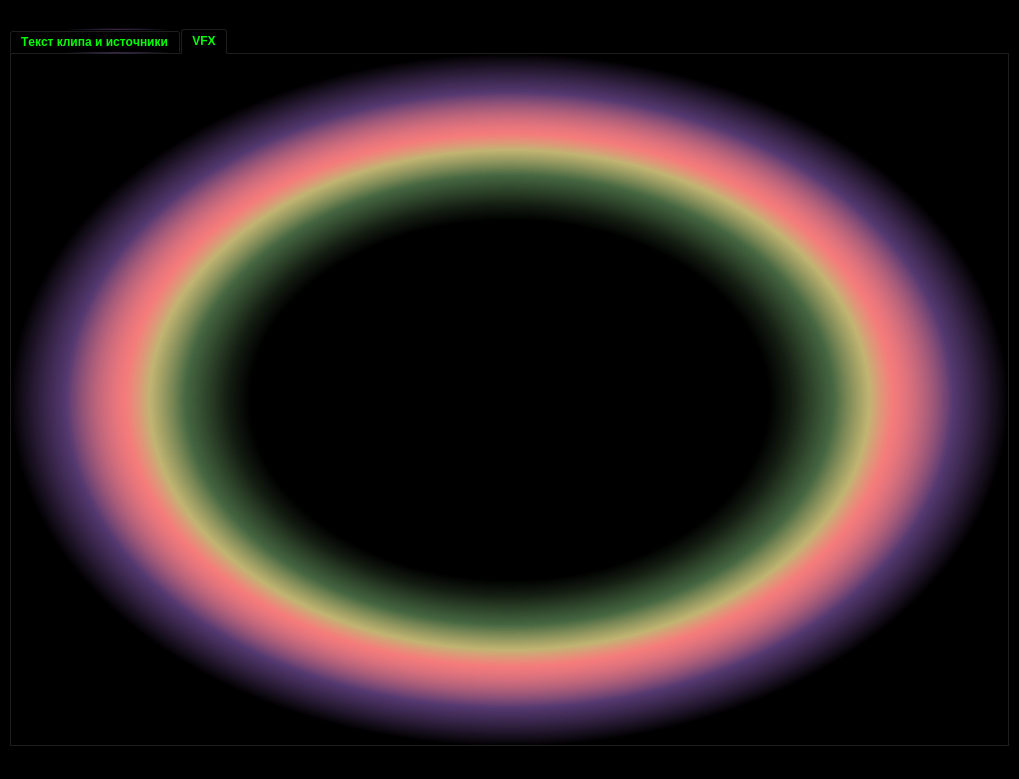
First picture: the form in VideoCube/VideoCubeCV/mainwindow.ui, repository Kvazikot/VideoProjects, before the edit.
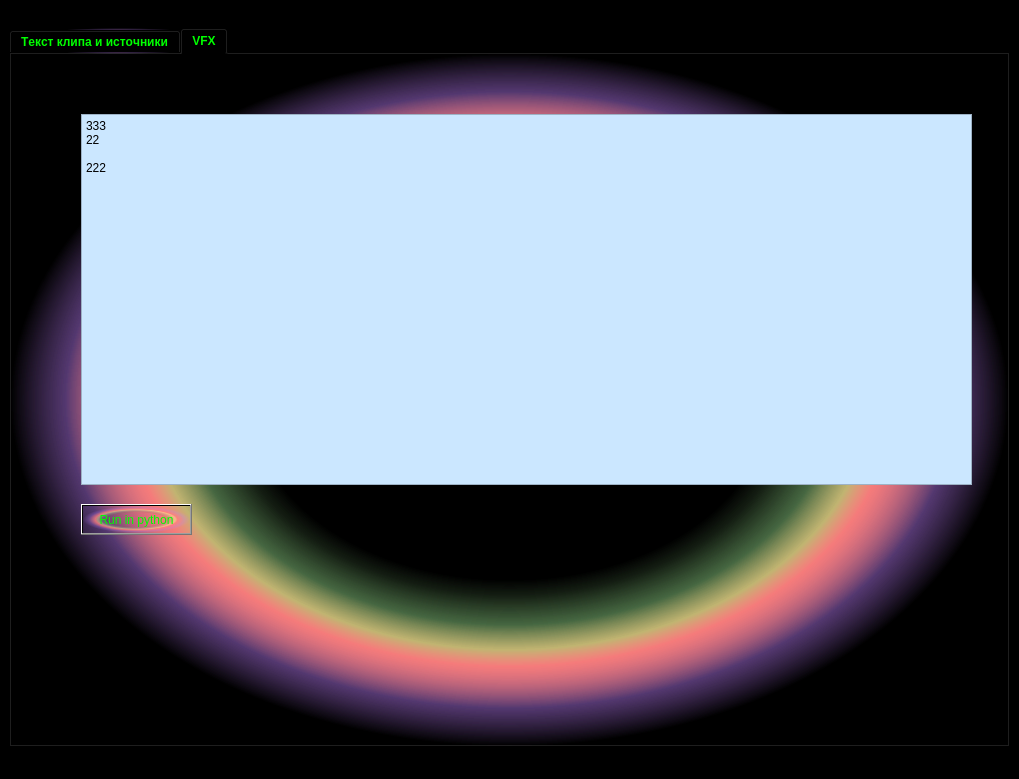
Second picture: the form after the edit. The open tabs and pages were chosen to show the change.

```diff
--- a/VideoCube/VideoCubeCV/mainwindow.ui
+++ b/VideoCube/VideoCubeCV/mainwindow.ui
@@ -1702,6 +1702,39 @@
        <attribute name="title">
         <string>VFX</string>
        </attribute>
+       <widget class="QPlainTextEdit" name="console">
+        <property name="geometry">
+         <rect>
+          <x>70</x>
+          <y>60</y>
+          <width>891</width>
+          <height>371</height>
+         </rect>
+        </property>
+        <property name="styleSheet">
+         <string notr="true">background-color: rgb(203, 231, 255);
+color: rgb(0, 0, 0);</string>
+        </property>
+        <property name="plainText">
+         <string>333
+22
+
+222</string>
+        </property>
+       </widget>
+       <widget class="QPushButton" name="runPyButton">
+        <property name="geometry">
+         <rect>
+          <x>70</x>
+          <y>450</y>
+          <width>111</width>
+          <height>31</height>
+         </rect>
+        </property>
+        <property name="text">
+         <string>Run in python</string>
+        </property>
+       </widget>
       </widget>
      </widget>
     </item>
```
Left out of the diff: 2 changed lines with no effect on the pictures.
